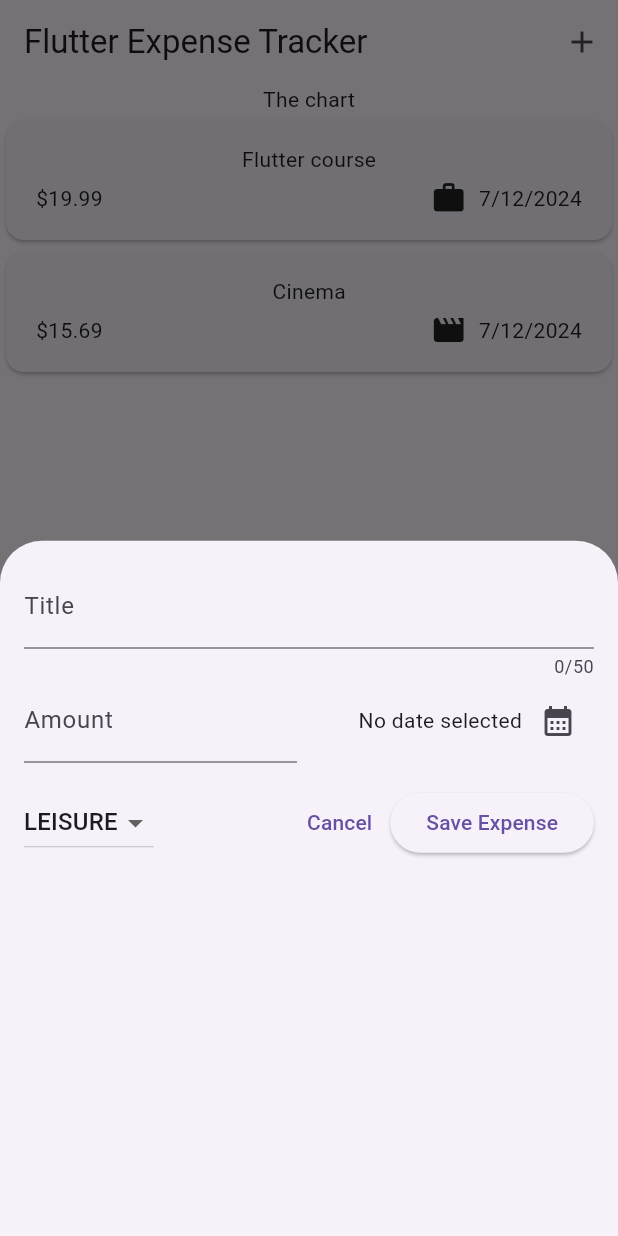
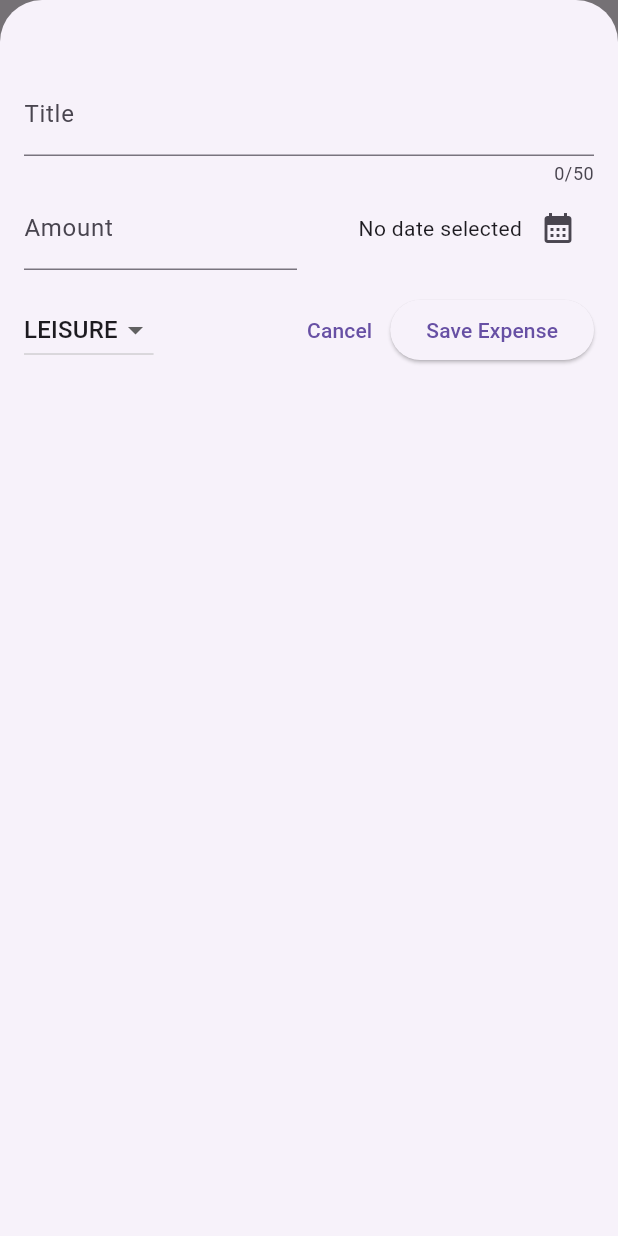
Before and after one commit to Korkmaz96/Expense_Tracker_app, a Flutter app: the screen it shows after launch, after a tap on the "add" icon, on a phone screen of 412 x 824 dp. Run offline on Flutter 3.47's test engine with Material 3 defaults, Android fonts, the phone set to English and light mode, and no system bars.

Commit message:
created a Fullscreen Modal

```diff
--- a/lib/widget/expenses.dart
+++ b/lib/widget/expenses.dart
@@ -30,6 +30,7 @@ class _ExpensesState extends State<Expenses> {
 
   void _openAddExpenseOverlay() {
     showModalBottomSheet(
+      isScrollControlled: true,
       context: context,
       builder: (ctx) => NewExpense(onAddExpense: _addExpense),
     );
--- a/lib/widget/new_expense.dart
+++ b/lib/widget/new_expense.dart
@@ -63,11 +63,13 @@ class _NewExpenseState extends State<NewExpense> {
 
     widget.onAddExpense(
       Expense(
-          title: _titleController.text,
-          amount: enteredAmount,
-          date: _selectedDate!,
-          category: _selectedCategory),
+        title: _titleController.text,
+        amount: enteredAmount,
+        date: _selectedDate!,
+        category: _selectedCategory,
+      ),
     );
+    Navigator.pop(context);
   }
 
   @override
@@ -80,7 +82,7 @@ class _NewExpenseState extends State<NewExpense> {
   @override
   Widget build(BuildContext context) {
     return Padding(
-      padding: const EdgeInsets.all(16),
+      padding: const EdgeInsets.fromLTRB(16, 48, 16, 16),
       child: Column(
         children: [
           TextField(
```
